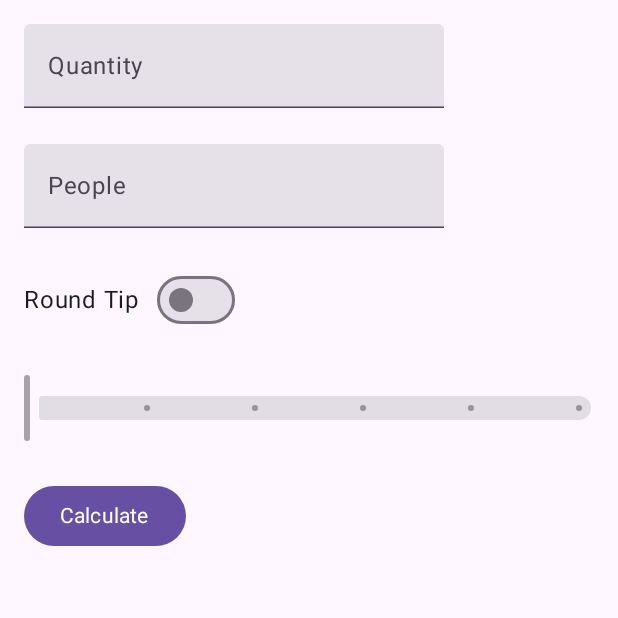
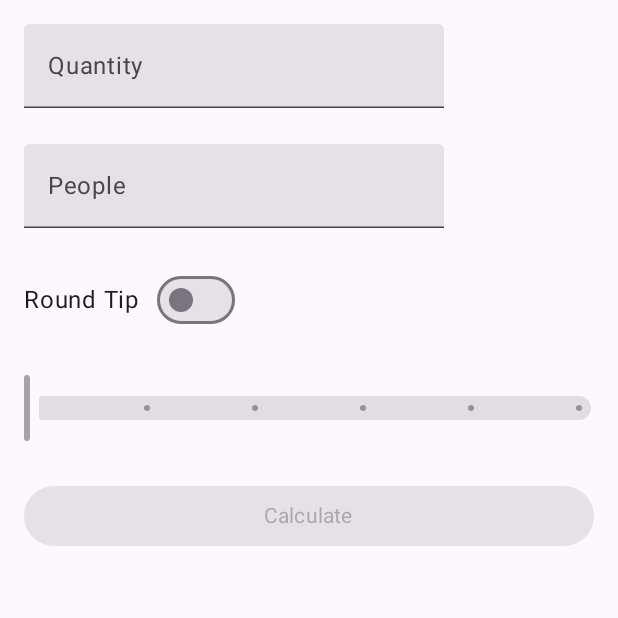
Before and after one commit to yo164/dividirCuentas7, an Android app built with Jetpack Compose: the screen it shows after launch (MainActivity), on a phone screen of 412 x 824 dp, the top half of it. Run offline under Robolectric (Android 15) with nearby library versions, the phone set to English and light mode, and no system bars; Roboto replaces fonts that are not available here.

Commit message:
guardado clase

```diff
--- a/app/src/main/java/com/alanturin/dividircuentas7/MainActivity.kt
+++ b/app/src/main/java/com/alanturin/dividircuentas7/MainActivity.kt
@@ -9,6 +9,7 @@ import androidx.compose.foundation.layout.Column
 import androidx.compose.foundation.layout.Row
 import androidx.compose.foundation.layout.Spacer
 import androidx.compose.foundation.layout.fillMaxSize
+import androidx.compose.foundation.layout.fillMaxWidth
 import androidx.compose.foundation.layout.height
 import androidx.compose.foundation.layout.padding
 import androidx.compose.foundation.layout.width
@@ -110,7 +111,12 @@ class MainActivity : ComponentActivity() {
 
                         Spacer(modifier = Modifier.height(24.dp))
 
-                        Button(onClick = {
+
+                        var activaBoton = !(cuenta.isEmpty() || comensales.isEmpty())
+                        Button(
+                            modifier = Modifier.fillMaxWidth(),
+                            enabled = activaBoton,
+                            onClick = {
                             total = hacerCuenta(
                                 cantidad = cuenta,
                                 sliderPosition = sliderPosition,
```
